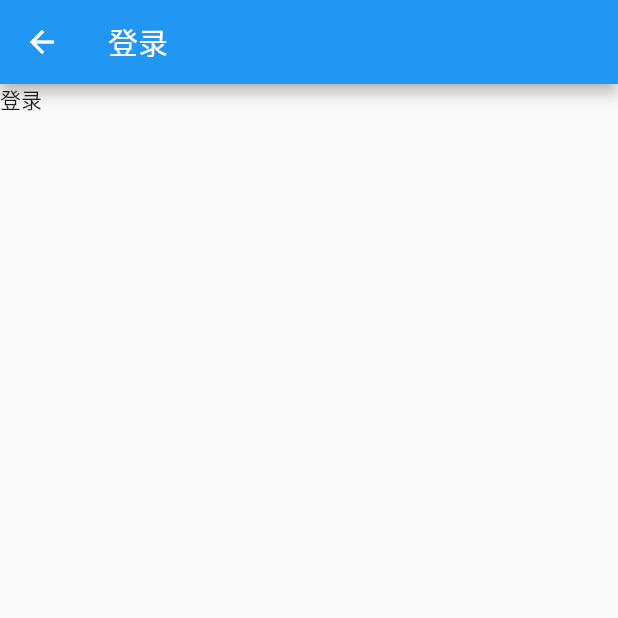
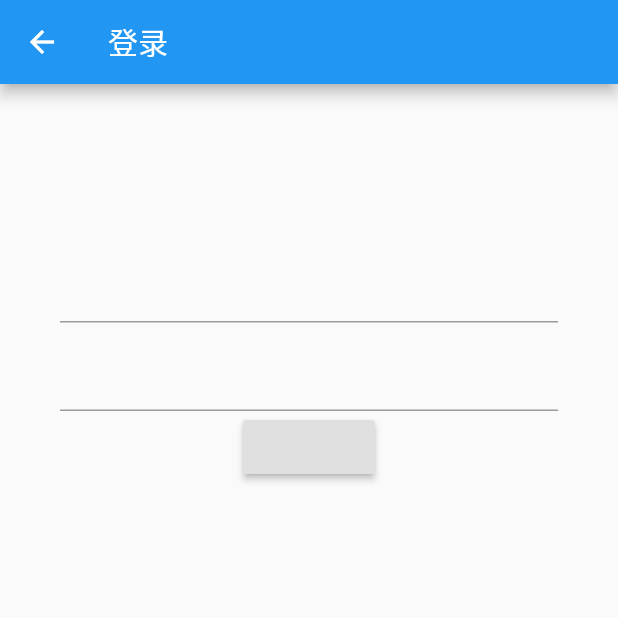
Before and after one commit to CaiJingLong/flutter-wanandroid, a Flutter app: the LoginPage screen opened directly, on a phone screen of 412 x 824 dp, the top half of it. Run offline on Flutter 3.47's test engine with Material 2 defaults, Android fonts, the phone set to English and light mode, and no system bars; generated files the repository leaves out were written again; network calls fail; statements that could not run were skipped.

Commit message:
登录的页面

```diff
--- a/lib/pages/login/LoginPage.dart
+++ b/lib/pages/login/LoginPage.dart
@@ -1,15 +1,46 @@
 import 'package:flutter/material.dart';
 
-class LoginPage extends StatelessWidget {
+class LoginPage extends StatefulWidget {
+  @override
+  _LoginPageState createState() => new _LoginPageState();
+}
+
+class _LoginPageState extends State<LoginPage> {
+  String user;
+  String pwd;
+
   @override
   Widget build(BuildContext context) {
+    var inputStyle = new TextStyle(fontSize: 30.0, color: Colors.black);
     return new Scaffold(
       appBar: new AppBar(
         title: new Text('登录'),
       ),
-      body: new Text('登录'),
+      body: new Form(
+        child: new Center(
+            child: new Padding(
+          padding: const EdgeInsets.only(left: 40.0, top: 100.0, right: 40.0),
+          child: new Column(
+            children: <Widget>[
+              new TextField(
+                onChanged: (text) {
+                  this.user = text;
+                },
+                style: inputStyle,
+              ),
+              new TextField(
+                onChanged: (text) {
+                  this.pwd = text;
+                },
+                style: inputStyle,
+                keyboardType: TextInputType.text,
+              ),
+              new RaisedButton(onPressed: () {
+              })
+            ],
+          ),
+        )),
+      ),
     );
   }
-
-  const LoginPage();
 }
```
